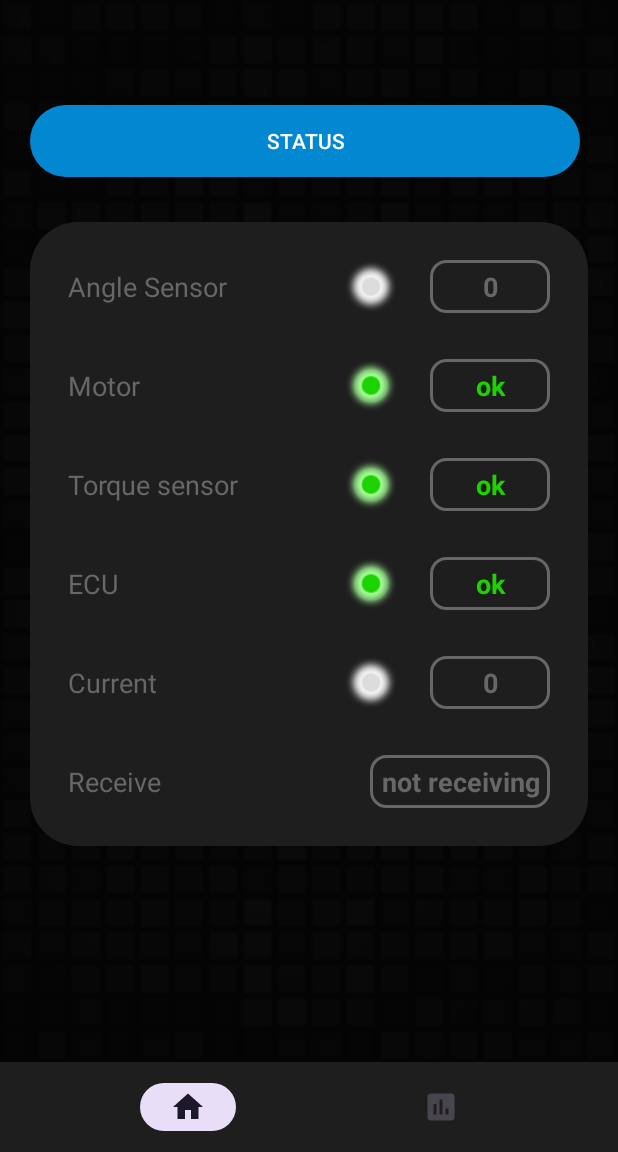
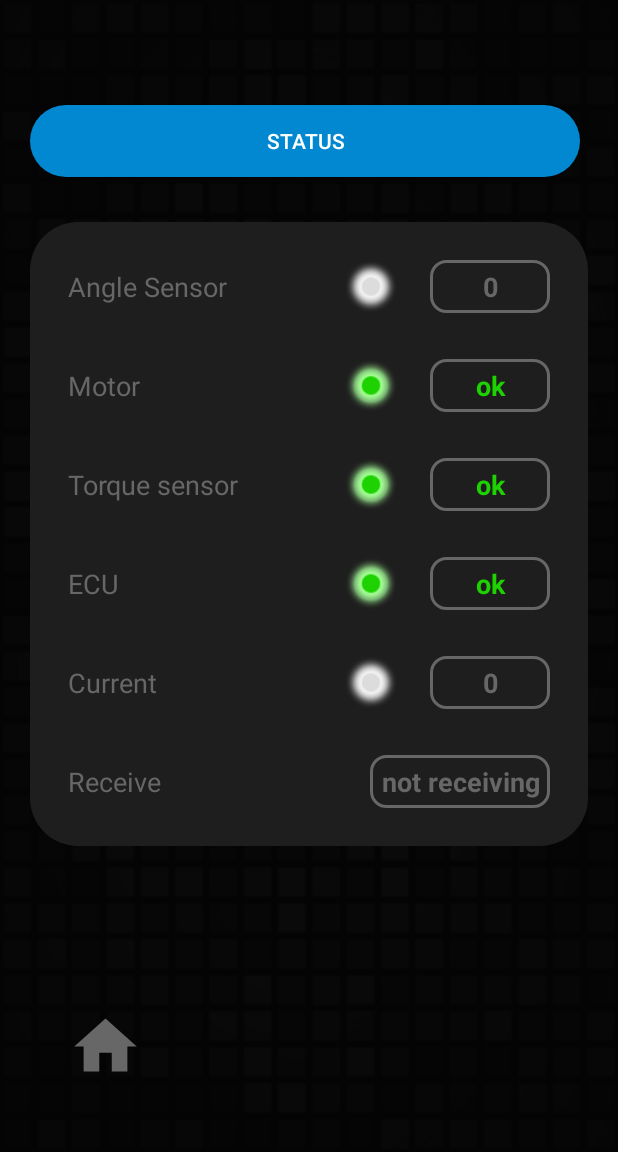
Before and after one commit to nandhan-cw/ranefinal, an Android app: the fragment StatusFragment placed in its activity, on a phone screen of 412 x 824 dp, the part 84-1236 px from its top. Run offline under Robolectric (Android 15) with nearby library versions, the phone set to English and light mode, and no system bars.

Commit message:
status screen done, bottom nav bar done.

```diff
--- a/app/src/main/java/com/steering/testrane/StatusFragment.java
+++ b/app/src/main/java/com/steering/testrane/StatusFragment.java
@@ -12,6 +12,7 @@ import static com.steering.testrane.SteeringVariables.r_value;
 import static com.steering.testrane.SteeringVariables.sendReceive;
 import static com.steering.testrane.SteeringVariables.torque_value;
 
+import android.annotation.SuppressLint;
 import android.bluetooth.BluetoothAdapter;
 import android.bluetooth.BluetoothDevice;
 import android.bluetooth.BluetoothHeadset;
@@ -35,6 +36,7 @@ import android.widget.AdapterView;
 import android.widget.ArrayAdapter;
 import android.widget.Button;
 import android.widget.ImageView;
+import android.widget.RelativeLayout;
 import android.widget.TextView;
 import android.widget.Toast;
 
@@ -44,11 +46,13 @@ import java.util.Set;
 public class StatusFragment extends Fragment {
 
     Button steerControl;
+    RelativeLayout redirection2_img;
     FragmentManager fragmentManager;
     ImageView alight,mlight,tlight,elight,clight;
     static TextView astatus,mstatus,tstatus,estatus,cstatus,rstatus;
     static final int STATE_MESSAGE_RECEIVED = 5,STATE_MESSAGE_NOT_RECEIVED=6;
 
+    @SuppressLint("MissingInflatedId")
     @Override
     public View onCreateView(LayoutInflater inflater, ViewGroup container,
                              Bundle savedInstanceState) {
@@ -73,7 +77,7 @@ public class StatusFragment extends Fragment {
         elight = view.findViewById(R.id.elight);
         clight = view.findViewById(R.id.clight);
         rstatus = view.findViewById(R.id.rstatus);
-
+        redirection2_img = view.findViewById(R.id.redirection2_img);
         if(r_value){
             rstatus.setText("receiving");
         }else{
@@ -178,6 +182,27 @@ public class StatusFragment extends Fragment {
 //                }
 //            }
 //        }).start();
+
+        redirection2_img.setOnClickListener(new View.OnClickListener() {
+            @Override
+            public void onClick(View view) {
+                FragmentManager fragmentManager = requireActivity().getSupportFragmentManager();
+
+                // Begin the transaction
+                FragmentTransaction fragmentTransaction = fragmentManager.beginTransaction();
+
+                // Replace FirstFragment with SecondFragment
+                fragmentTransaction.replace(R.id.frame_layout, new HomeFragment());
+
+                // Optional: Add the transaction to the back stack
+                fragmentTransaction.addToBackStack(null);
+
+                // Commit the transaction
+                fragmentTransaction.commit();
+            }
+        });
+
+
 
 
         /// load status
--- a/app/src/main/res/layout/activity_main.xml
+++ b/app/src/main/res/layout/activity_main.xml
@@ -49,6 +49,7 @@
             android:id="@+id/frame_layout"
             android:layout_marginTop="?android:attr/actionBarSize"/>
 
+
         <androidx.coordinatorlayout.widget.CoordinatorLayout
             android:layout_width="match_parent"
             android:layout_height="wrap_content"
@@ -63,7 +64,7 @@
                 app:fabCradleMargin="10dp"
                 android:background="@color/dark_grey"
                 app:backgroundTint="@color/dark_grey"
-
+                android:visibility="gone"
                 app:fabCradleRoundedCornerRadius="50dp">
 
                 <com.google.android.material.bottomnavigation.BottomNavigationView
--- a/app/src/main/res/layout/fragment_status.xml
+++ b/app/src/main/res/layout/fragment_status.xml
@@ -263,4 +263,31 @@
         </LinearLayout>
 
     </RelativeLayout>
+    <LinearLayout
+        android:layout_width="match_parent"
+        android:layout_height="wrap_content"
+        android:orientation="horizontal"
+        android:backgroundTint="@color/dark_grey"
+        android:padding="15dp"
+        android:visibility="visible"
+        android:id="@+id/redirection2"
+        android:layout_alignParentBottom="true"
+        >
+        <RelativeLayout
+            android:layout_width="match_parent"
+            android:layout_height="wrap_content"
+            android:padding="10dp"
+
+            android:id="@+id/redirection2_img">
+            <ImageView
+                android:layout_width="50dp"
+                android:layout_height="50dp"
+                android:src="@drawable/baseline_home_24"
+                android:tint="@color/grey"
+                android:backgroundTint="@color/grey"
+
+                ></ImageView>
+        </RelativeLayout>
+
+    </LinearLayout>
 </RelativeLayout>
--- a/app/src/main/res/layout/settings_popup.xml
+++ b/app/src/main/res/layout/settings_popup.xml
@@ -146,7 +146,7 @@
                 android:layout_below="@id/steeringsettings"
                 android:orientation="horizontal"
                 android:id="@+id/txtails"
-                android:visibility="gone"
+                android:visibility="visible"
                 android:layout_marginTop="30dp">
                 <TextView
                     android:layout_width="wrap_content"
@@ -182,7 +182,7 @@
                 android:layout_below="@id/txtails"
                 android:orientation="horizontal"
                 android:id="@+id/rxtails"
-                android:visibility="gone"
+                android:visibility="visible"
                 android:layout_marginTop="30dp">
                 <TextView
                     android:layout_width="wrap_content"
```
Also changed, not shown: app/src/main/res/layout/fragment_home.xml (+27 -1 lines).
